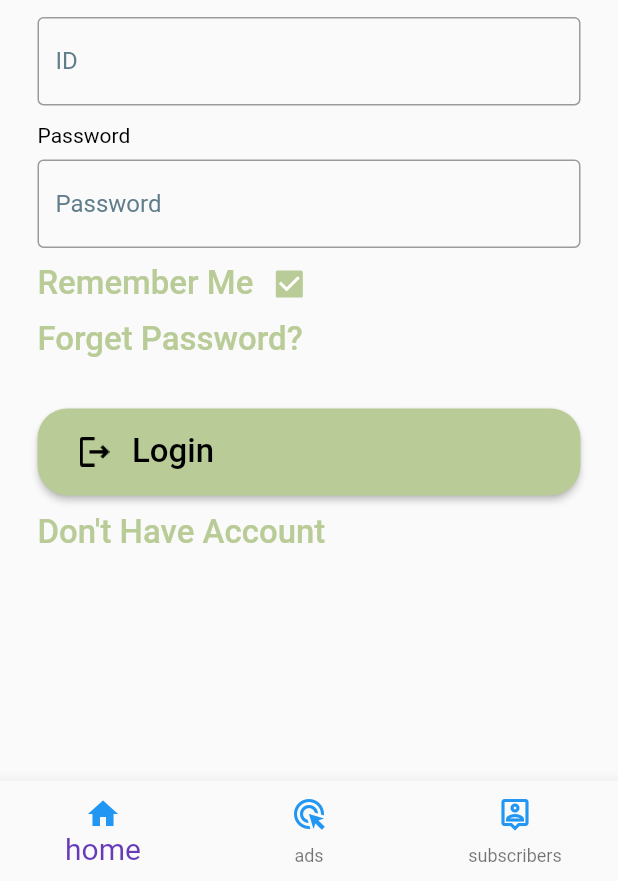
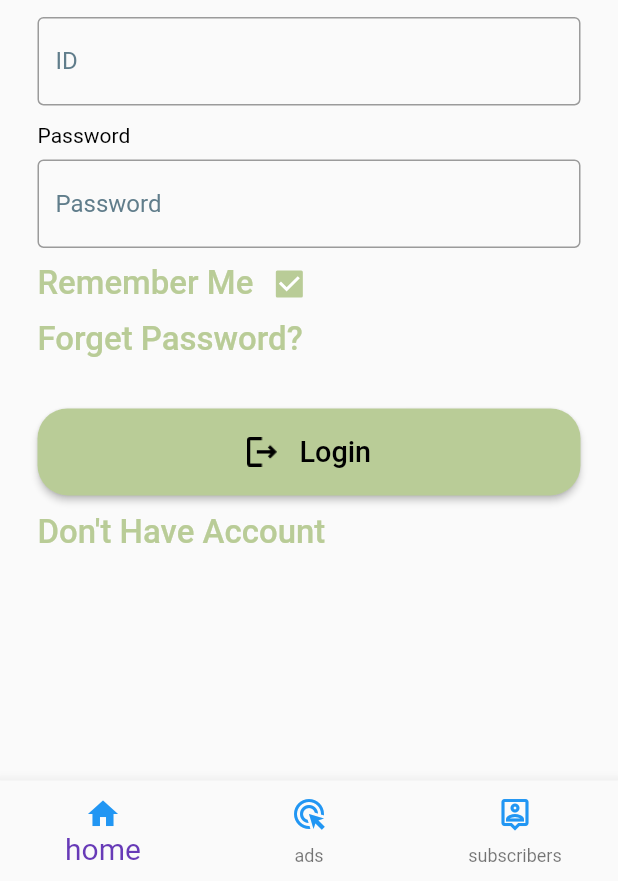
Before and after one commit to AbdullahOmaar/o_one_healthy, a Flutter app: the LoginScreen screen opened by its route, on a phone screen of 412 x 824 dp, the part 355-1236 px from its top. Run offline on Flutter 3.47's test engine with Material 2 defaults, Android fonts, the light colour scheme and no system bars; our stand-ins replace auto_size_text, cloud_firestore, device_preview, easy_localization, file_picker, firebase_core and 7 more; missing offline and left inert: cron, random_password_generator, search_page, syncfusion_flutter_pdfviewer, workmanager; accounts and stored records are empty.

Commit message:
Modify custom button And onpressed fun

```diff
--- a/lib/common/custom_button.dart
+++ b/lib/common/custom_button.dart
@@ -18,7 +18,7 @@ Widget solidButton({
         minimumSize: const Size.fromHeight(58),
       ),
       child: Padding(
-        padding: const EdgeInsets.all(12.0),
+        padding: const EdgeInsets.symmetric(horizontal: 24.0),
         child: Row(
           children: [
             Image.asset(
--- a/lib/screens/login/view/login_screen.dart
+++ b/lib/screens/login/view/login_screen.dart
@@ -1,9 +1,9 @@
 import 'package:app/common/bottom_bar/bottom_bar_widget/bottom_bar_view.dart';
 import 'package:app/common/bottom_bar/bottombar_view_model/bottomBar_view_model.dart';
-import 'package:app/common/custom_text_field/custom_text_field.dart';
 import 'package:app/common/logo.dart';
 import 'package:app/common/widget_utils.dart';
-import 'package:app/screens/doctor_dashboard_screen/view/dashboard_screen.dart';
+import 'package:app/routes/app_routes.dart';
+import 'package:app/routes/route_generator.dart';
 import 'package:app/screens/login/model/login_model.dart';
 import 'package:app/screens/login/view_model/login_viewmodel.dart';
 import 'package:app/util/theme/colors.dart';
@@ -11,10 +11,6 @@ import 'package:app/util/theme/styles.dart';
 import 'package:flutter/material.dart';
 import 'package:flutter_riverpod/flutter_riverpod.dart';
 import 'package:firebase_database/firebase_database.dart';
-
-import '../../../common/custom_button.dart';
-import '../../../routes/app_routes.dart';
-import '../../../routes/route_generator.dart';
 
 class LoginScreen extends ConsumerStatefulWidget {
   const LoginScreen({Key? key}) : super(key: key);
@@ -90,6 +86,8 @@ class _LoginScreenState extends ConsumerState<LoginScreen> {
                     validator: (value) {
                       if (value!.isEmpty) {
                         return 'ID must not be empty';
+                      } else if (!isAuth) {
+                        return 'wrong ID or password';
                       }
                       return null;
                     }),
@@ -120,6 +118,8 @@ class _LoginScreenState extends ConsumerState<LoginScreen> {
                     validator: (value) {
                       if (value!.isEmpty) {
                         return 'Password must not be empty';
+                      } else if (!isAuth) {
+                        return 'wrong ID or password';
                       }
                       return null;
                     }),
@@ -140,17 +140,54 @@ class _LoginScreenState extends ConsumerState<LoginScreen> {
                   onTap: () {},
                 ),
                 getVerticalSpacerWidget(context),
-                solidButton(
+                stateWatcher.isLoading
+                    ? const Center(child: CircularProgressIndicator())
+                    : ElevatedButton(
+                        style: ElevatedButton.styleFrom(
                           backgroundColor: ThemeColors.primay,
-                  onPressed: () {
+                          shape: RoundedRectangleBorder(
+                            borderRadius: BorderRadius.circular(20.0),
+                          ),
+                          minimumSize: const Size.fromHeight(58),
+                        ),
+                        onPressed: () async {
+                          final String uid = uidTextEditingController.text;
+                          isAuth = await loginViewModel.authUser(
+                              uid, passwordTextEditingController.text);
+                          if (formKey.currentState!.validate()) {
+                            if (!isAuth) {
+                              return;
+                            } else {
+                              await loginViewModel.getUserData(uid).then(
+                                (_) {
                                   Navigator.of(context).pushAndRemoveUntil(
                                     RouteGenerator.generateRoute(
-                          const RouteSettings(name: AppRoutes.doctorDashboard)),
+                                        const RouteSettings(
+                                            name: AppRoutes.doctorDashboard)),
                                     (route) => false,
                                   );
                                 },
-                  text: "Login",
-                  image: "assets/images/icon/login.png",
+                              );
+                            }
+                          }
+                        },
+                        child: Row(
+                          mainAxisAlignment: MainAxisAlignment.center,
+                          children: [
+                            Image.asset(
+                              "assets/images/icon/login.png",
+                              width: 20.0,
+                              height: 20.0,
+                            ),
+                            const SizedBox(
+                              width: 15.0,
+                            ),
+                            Text(
+                              "Login",
+                              style: blackPrimary,
+                            )
+                          ],
+                        ),
                       ),
                 const SizedBox(
                   height: 12.0,
@@ -163,124 +200,7 @@ class _LoginScreenState extends ConsumerState<LoginScreen> {
             ),
           ),
         ),
-      )
-      //  Stack(
-      //       children: [
-      //         SizedBox(
-      //             width: MediaQuery.of(context).size.width,
-      //             height: MediaQuery.of(context).size.height * 0.35,
-      //             child: Image.asset(
-      //               'assets/images/immg.png',
-      //               fit: BoxFit.fill,
-      //             )),
-      //         Align(
-      //           alignment: Alignment.bottomCenter,
-      //           child: Container(
-      //               decoration: const BoxDecoration(
-      //                   color: Colors.white,
-      //                   borderRadius: BorderRadius.only(
-      //                     topLeft: Radius.circular(25),
-      //                     topRight: Radius.circular(25),
-      //                   )),
-      //               width: MediaQuery.of(context).size.width,
-      //               height: MediaQuery.of(context).size.height * .65 -
-      //                   kBottomNavigationBarHeight,
-      //               child: Padding(
-      //                 padding: const EdgeInsets.all(25.0),
-      //                 child: Column(
-      //                   crossAxisAlignment: CrossAxisAlignment.start,
-      //                   children: [
-      //                     const Text(
-      //                       'Login',
-      //                       style: TextStyle(
-      //                           fontSize: 36.0,
-      //                           fontWeight: FontWeight.bold,
-      //                           color: Colors.indigo),
-      //                     ),
-      //                     getVerticalSpacerWidget(context),
-      //                     Flexible(
-      // /                    child: CustomTextField
-      //                         controller: uidTextEditingController,
-      //                         inputType: TextInputType.text,
-      //                         labelText: 'Enter your ID',
-      //                         // prefix: Icons.remove_red_eye,
-      //                         suffix: Icons.person,
-      //                         isPassword: false,
-      //                         validate: (String value){
-      //                           if(value.isEmpty) {
-      //                             return 'ID must not be empty';
-      //                           }else if (!isAuth) {
-      //                             return 'wrong ID or password';
-      //                           }
-      //                           return null;
-      //                         },
-      //                       ),
-      //                     ),
-      //                     getVerticalSpacerWidget(context),
-      //                     Flexible(
-      // child: CustomTextField
-      //                         controller: passwordTextEditingController,
-      //                         inputType: TextInputType.text,
-      //                         labelText: 'password',
-      //                         // prefix: Icons.remove_red_eye,
-      //                         suffix: Icons.remove_red_eye,
-      //                         isPassword: false,
-      //                         validate: (String value){
-      //                           if(value.isEmpty) {
-      //                             return 'Password must not be empty';
-      //                           }else if (!isAuth) {
-      //                             return 'wrong ID or password';
-      //                           }
-      //                           return null;
-      //                         },
-      //                       ),
-      //                     ),
-      //                     getVerticalSpacerWidget(context),
-      //                     Center(
-      //                       child: TextButton(
-      //                           onPressed: () {},
-      //                           child: const Text(
-      //                             'Forget password?',
-      //                             style: TextStyle(
-      //                               fontSize: 14,
-      //                               color: Colors.indigo,
-      //                             ),
-      //                           )),
-      //                     ),
-      //                     getVerticalSpacerWidget(context),
-      //                     Align(
-      //                         alignment: Alignment.bottomCenter,
-      //                         child: SizedBox(
-      //                           width: MediaQuery.of(context).size.width * 0.5,
-      //                           child: stateWatcher.isLoading?const Center(child: CircularProgressIndicator()):CustomButton(
-      //                             btnWidth: CustomWidth.half,
-      //                             fontSize: 16,
-      //                             onPressed: () async{
-      //                               final String uid= uidTextEditingController.text;
-      //                               isAuth =await loginViewModel.authUser(uid, passwordTextEditingController.text);
-      //                               if (formKey.currentState!.validate()) {
-      //                                 if(!isAuth){
-      //                                   return;
-      //                                 }else {
-      //                               await loginViewModel.getUserData(uid).then((_){
-      //                                    Navigator.of(context).pushAndRemoveUntil( RouteGenerator.generateRoute(
-      //                                   const RouteSettings(
-      //                                       name: AppRoutes.doctorDashboard)),(route) => false,);
-      //                               });
-      //                                 }
-      //                               }
-
-      //                             },
-      //                             text: "Login now",
-      //                           ),
-      //                         ))
-      //                   ],
-      //                 ),
-      //               )),
-      //         )
-      //       ],
-      //     ),
-      );
+      ));
 
   getCurrentScreen(login) {
     if (ref.watch(bottomBarViewModelProvider).selectedScreen ==
--- a/lib/util/theme/styles.dart
+++ b/lib/util/theme/styles.dart
@@ -8,4 +8,4 @@ final tsS12W700CkPrimary = TextStyle(
 final tsS14W500CkPrimary = TextStyle(
     fontSize: 16.sp, fontWeight: FontWeight.w500, color: ThemeColors.primay);
 final blackPrimary = TextStyle(
-    fontSize: 16.sp, fontWeight: FontWeight.w500, color: ThemeColors.black);
+    fontSize: 14.sp, fontWeight: FontWeight.w500, color: ThemeColors.black);
```
Lines whose indentation alone changed are shown as unchanged.
